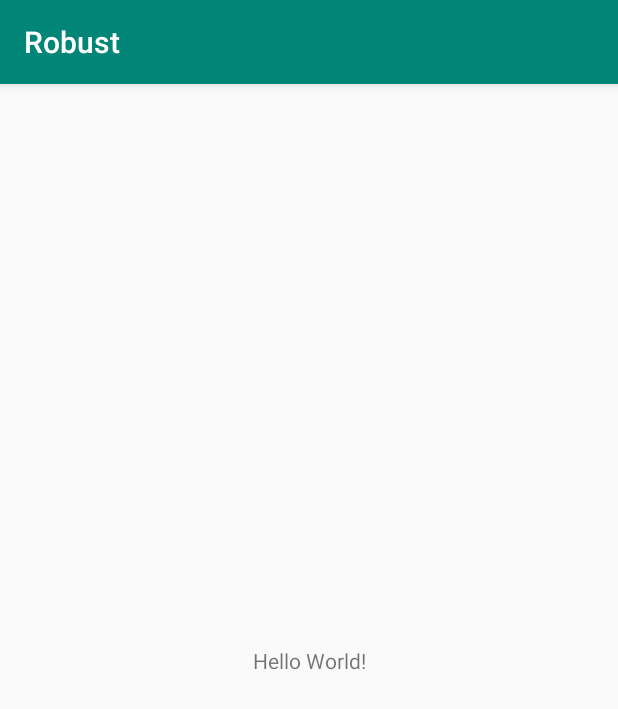
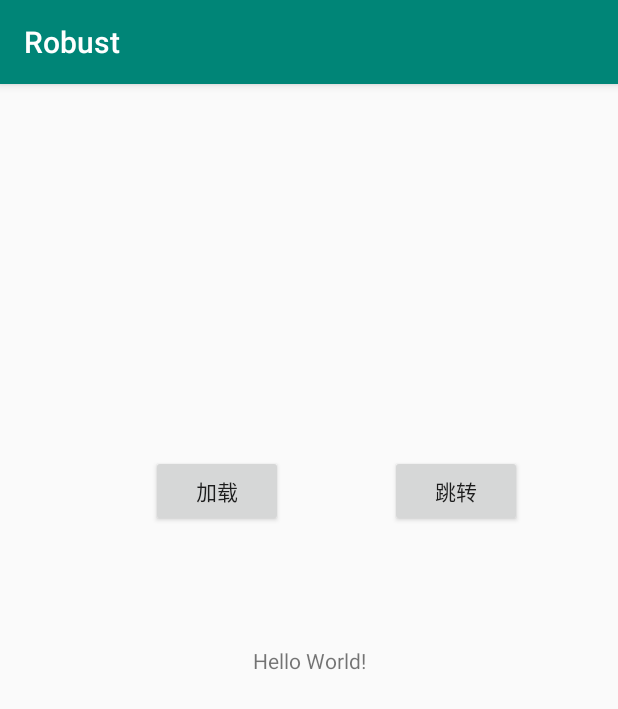
Before and after one commit to sjindong/DemoHotFix, an Android app: the screen it shows after launch (MainActivity), on a phone screen of 412 x 824 dp. Shown: the top 709 px of the screen. Run offline under Robolectric (Android 15) with nearby library versions, the phone set to English and light mode, and no system bars; libraries missing offline, so code that uses them is left out: com.meituan.robust.

Commit message:
1.add robust (40%)

```diff
--- a/robust/build.gradle
+++ b/robust/build.gradle
@@ -23,7 +23,6 @@ android {
             proguardFiles getDefaultProguardFile('proguard-android.txt'), 'proguard-rules.pro'
         }
     }
-
 }
 
 dependencies {
--- a/robust/src/main/java/hotfix/sjd/robust/MainActivity.java
+++ b/robust/src/main/java/hotfix/sjd/robust/MainActivity.java
@@ -1,13 +1,69 @@
 package hotfix.sjd.robust;
 
+import android.content.Intent;
 import android.support.v7.app.AppCompatActivity;
 import android.os.Bundle;
+import android.view.View;
+import android.widget.Button;
 
-public class MainActivity extends AppCompatActivity {
+import com.meituan.robust.Patch;
+import com.meituan.robust.PatchExecutor;
+import com.meituan.robust.RobustCallBack;
+
+import java.util.List;
+
+public class MainActivity extends AppCompatActivity implements View.OnClickListener {
+
+    protected Button btn1;
+    protected Button btn2;
 
     @Override
     protected void onCreate(Bundle savedInstanceState) {
         super.onCreate(savedInstanceState);
-        setContentView(R.layout.activity_main);
+        super.setContentView(R.layout.activity_main);
+        initView();
+    }
+
+    @Override
+    public void onClick(View view) {
+        if (view.getId() == R.id.btn1) {
+            new PatchExecutor(getApplicationContext(), new PatchManipulateImp(), new callBack()).start();
+        } else if (view.getId() == R.id.btn2) {
+            startActivity(new Intent(MainActivity.this,SecondActivity.class));
+        }
+    }
+
+    private void initView() {
+        btn1 = (Button) findViewById(R.id.btn1);
+        btn1.setOnClickListener(MainActivity.this);
+        btn2 = (Button) findViewById(R.id.btn2);
+        btn2.setOnClickListener(MainActivity.this);
+    }
+
+    private class callBack implements RobustCallBack {
+        @Override
+        public void onPatchListFetched(boolean result, boolean isNet, List<Patch> patches) {
+
+        }
+
+        @Override
+        public void onPatchFetched(boolean result, boolean isNet, Patch patch) {
+
+        }
+
+        @Override
+        public void onPatchApplied(boolean result, Patch patch) {
+
+        }
+
+        @Override
+        public void logNotify(String log, String where) {
+
+        }
+
+        @Override
+        public void exceptionNotify(Throwable throwable, String where) {
+
+        }
     }
 }
--- a/robust/src/main/res/layout/activity_main.xml
+++ b/robust/src/main/res/layout/activity_main.xml
@@ -15,4 +15,33 @@
         app:layout_constraintRight_toRightOf="parent"
         app:layout_constraintTop_toTopOf="parent" />
 
+    <Button
+        android:id="@+id/btn1"
+        android:layout_width="wrap_content"
+        android:layout_height="wrap_content"
+        android:layout_marginStart="8dp"
+        android:layout_marginTop="8dp"
+        android:layout_marginEnd="8dp"
+        android:layout_marginBottom="8dp"
+        android:text="加载"
+        app:layout_constraintBottom_toBottomOf="parent"
+        app:layout_constraintEnd_toStartOf="@+id/btn2"
+        app:layout_constraintHorizontal_bias="0.593"
+        app:layout_constraintStart_toStartOf="parent"
+        app:layout_constraintTop_toTopOf="parent"
+        app:layout_constraintVertical_bias="0.34" />
+
+    <Button
+        android:id="@+id/btn2"
+        android:layout_width="wrap_content"
+        android:layout_height="wrap_content"
+        android:layout_marginTop="8dp"
+        android:layout_marginEnd="64dp"
+        android:layout_marginBottom="8dp"
+        android:text="跳转"
+        app:layout_constraintBottom_toBottomOf="parent"
+        app:layout_constraintEnd_toEndOf="parent"
+        app:layout_constraintTop_toTopOf="parent"
+        app:layout_constraintVertical_bias="0.34" />
+
 </android.support.constraint.ConstraintLayout>
```
Also changed, not shown: build.gradle (+5 -8 lines), robust/src/main/AndroidManifest.xml (+6 -1 lines), robust/src/main/java/hotfix/sjd/robust/PatchManipulateImp.java (added, +44 -0 lines), robust/src/main/java/hotfix/sjd/robust/SecondActivity.java (added, +26 -0 lines), robust/src/main/res/layout/activity_second.xml (added, +15 -0 lines), 1 other file.
